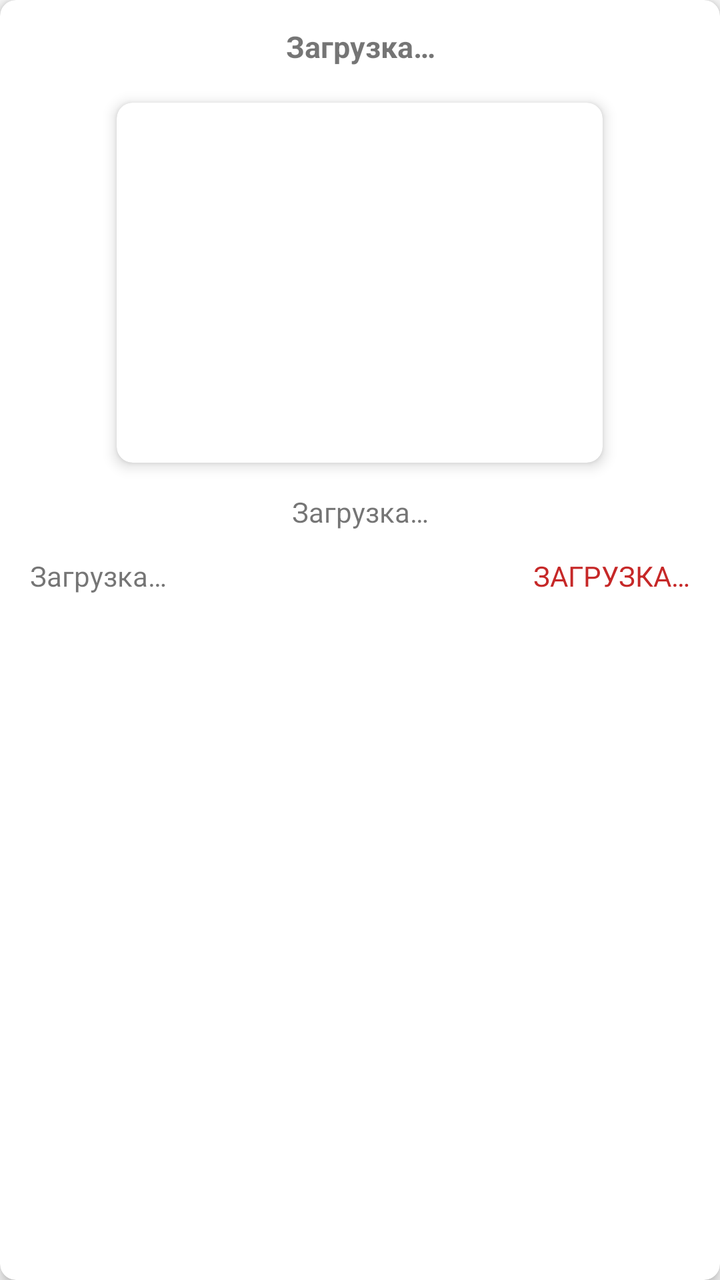
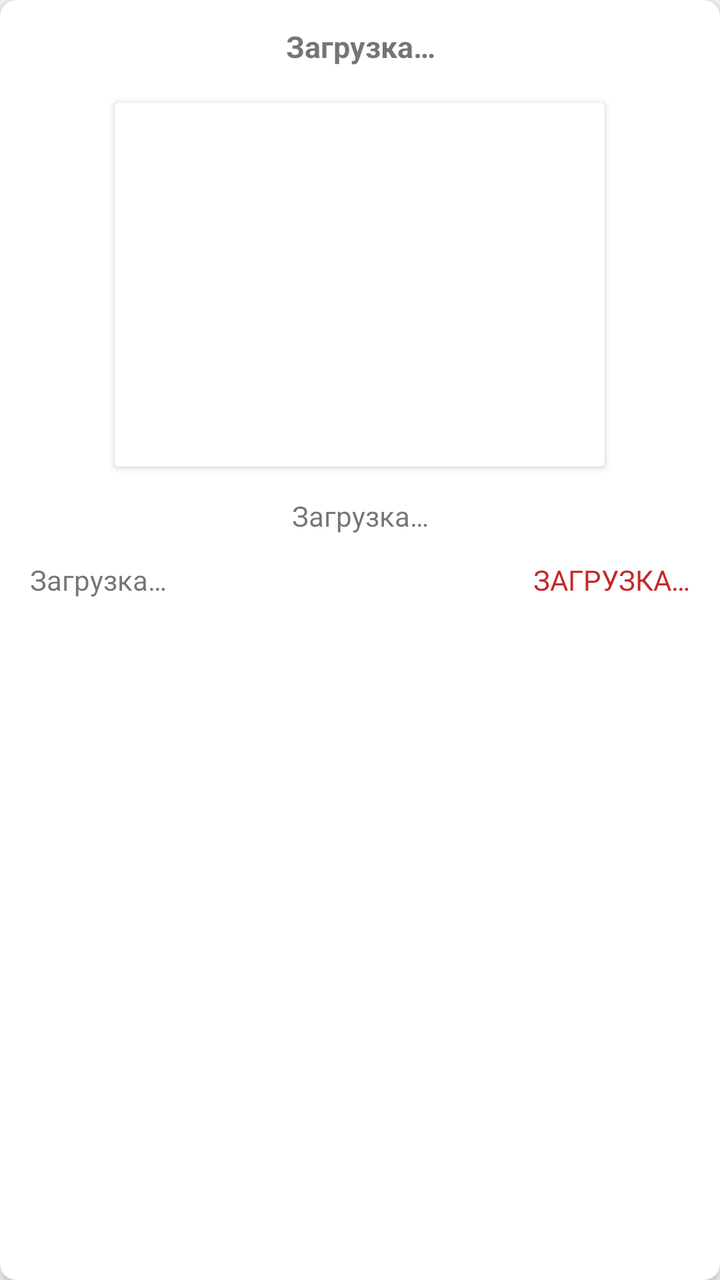

An Android layout rendered at two revisions. The XML below is the earlier revision; the diff shows what the commit changed to produce the second picture.
<!-- AndroidManifest.xml: application theme AppTheme -->
<!-- res/layout/my_test.xml -->
<?xml version="1.0" encoding="utf-8"?>
<androidx.cardview.widget.CardView
    xmlns:android="http://schemas.android.com/apk/res/android"
    xmlns:card_view="http://schemas.android.com/apk/res-auto"
    android:layout_width="match_parent"
    android:layout_height="wrap_content"
    xmlns:app="http://schemas.android.com/tools"
    card_view:cardCornerRadius="8dp"
    card_view:cardElevation="4dp"
    android:layout_margin="5dp"
    app:ignore="NamespaceTypo">

    <LinearLayout
        android:layout_width="match_parent"
        android:layout_height="wrap_content"
        android:orientation="vertical"
        android:padding="10dp">

        <TextView
            android:id="@+id/titleText"
            android:padding="3dp"
            android:layout_width="match_parent"
            android:layout_height="0dp"
            android:textAlignment="center"
            android:ellipsize="end"
            android:singleLine="true"
            android:maxLines="1"
            android:layout_weight="1"
            android:text="@string/textTitle"
            android:textSize="15sp"
            android:textStyle="bold"
            android:layout_marginBottom="15dp"/>

        <androidx.cardview.widget.CardView
            android:layout_gravity="center"
            android:layout_width="243dp"
            android:layout_height="180dp"
            card_view:cardCornerRadius="8dp"
            card_view:cardElevation="4dp"
            app:ignore="NamespaceTypo">

            <ImageView
                android:id="@+id/imageView"
                android:layout_width="243dp"
                android:layout_height="180dp"
                android:layout_gravity="center"
                android:contentDescription="@string/todo" />

        </androidx.cardview.widget.CardView>

        <TextView
            android:id="@+id/descriptionText"
            android:layout_width="wrap_content"
            android:layout_height="wrap_content"
            android:layout_marginTop="15dp"
            android:layout_gravity="center"
            android:textAlignment="center"
            android:ellipsize="end"
            android:singleLine="true"
            android:maxLines="1"
            android:text="@string/textTitle"
            android:textSize="14sp"
            android:layout_marginBottom="8dp"/>

        <androidx.constraintlayout.widget.ConstraintLayout
            android:layout_width="match_parent"
            android:layout_height="wrap_content">

            <TextView
                android:id="@+id/timeText"
                android:padding="5dp"
                android:layout_width="wrap_content"
                android:layout_height="wrap_content"
                android:text="@string/textTime"
                app:layout_constraintStart_toStartOf="parent"
                app:layout_constraintTop_toTopOf="parent"
                app:layout_editor_absoluteY="8dp"
                card_view:layout_constraintStart_toStartOf="parent" />

            <TextView
                android:id="@+id/catText"
                android:textColor="@color/RED"
                android:padding="5dp"
                android:textAllCaps="true"
                app:layout_constraintEnd_toEndOf="parent"
                app:layout_constraintTop_toTopOf="parent"
                android:layout_width="wrap_content"
                android:layout_height="wrap_content"
                android:text="@string/textCategory"
                card_view:layout_constraintEnd_toEndOf="parent" />
        </androidx.constraintlayout.widget.ConstraintLayout>

    </LinearLayout>
</androidx.cardview.widget.CardView>
<!-- resources referenced by this layout -->
<resources>
  <color name="RED">#C62828</color>
  <string name="textCategory">Загрузка…</string>
  <string name="textTime">Загрузка…</string>
  <string name="textTitle">Загрузка…</string>
  <string name="todo">TODO</string>
  <style name="AppTheme" parent="Theme.AppCompat.DayNight.DarkActionBar">
          
          <item name="colorPrimary">@color/colorPrimary</item>
          
          <item name="colorPrimaryDark">@color/colorPrimaryDark</item>
          
          <item name="android:textColorPrimary">@color/white</item>
      </style>
  <color name="colorPrimary">#3F51B5</color>
  <color name="colorPrimaryDark">#1E1F22</color>
  <color name="white">#353333</color>
</resources>

<!-- the commit's change to res/layout/my_test.xml (unified diff, before → after) -->
@@ -31,22 +31,24 @@
             android:textStyle="bold"
             android:layout_marginBottom="15dp"/>
 
-        <androidx.cardview.widget.CardView
-            android:layout_gravity="center"
-            android:layout_width="243dp"
-            android:layout_height="180dp"
-            card_view:cardCornerRadius="8dp"
-            card_view:cardElevation="4dp"
-            app:ignore="NamespaceTypo">
+    <androidx.cardview.widget.CardView
+        android:layout_gravity="center"
+        android:layout_width="245dp"
+        android:layout_height="182dp"
+        app:cardCornerRadius="13dp"
+        app:cardElevation="5dp"
+        app:ignore="NamespaceTypo">
 
-            <ImageView
-                android:id="@+id/imageView"
-                android:layout_width="243dp"
-                android:layout_height="180dp"
-                android:layout_gravity="center"
-                android:contentDescription="@string/todo" />
+    <ImageView
+        android:id="@+id/imageView"
+        android:layout_width="match_parent"
+        android:layout_height="match_parent"
+        android:scaleType="centerCrop"
+        android:adjustViewBounds="false"
+        android:contentDescription="@string/todo"
+        android:layout_gravity="center" />
 
-        </androidx.cardview.widget.CardView>
+</androidx.cardview.widget.CardView>
 
         <TextView
             android:id="@+id/descriptionText"
